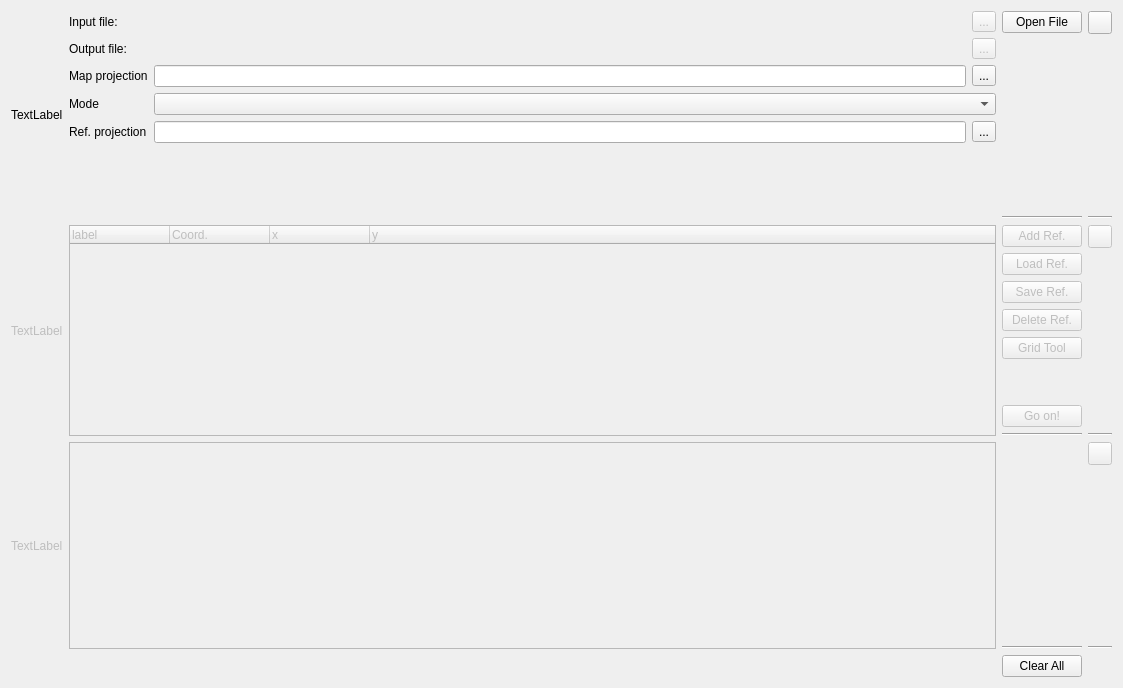
Old version of the form src/ICreateMapGeoTiff.ui in the repository ntruchsess/QLandkarteGT.
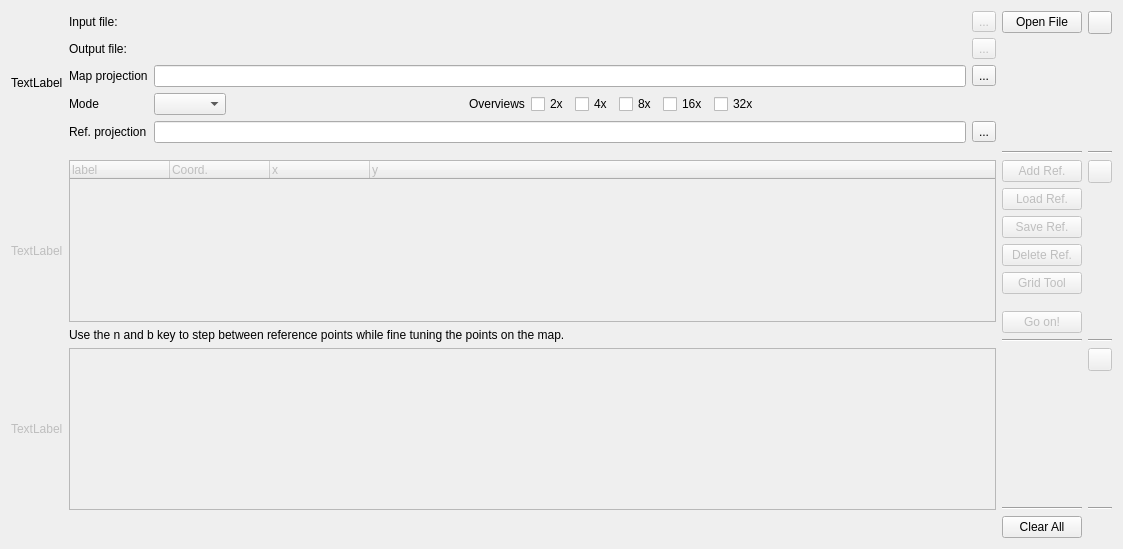
New version of the form. Custom widgets are drawn as their Qt base class.

Commit message: add n and b key to iterate over reference points

Patch:
```diff
--- a/src/ICreateMapGeoTiff.ui
+++ b/src/ICreateMapGeoTiff.ui
@@ -7,7 +7,7 @@
     <x>0</x>
     <y>0</y>
     <width>1123</width>
-    <height>688</height>
+    <height>549</height>
    </rect>
   </property>
   <property name="windowTitle">
@@ -136,9 +136,6 @@
          </property>
         </widget>
        </item>
-       <item row="3" column="1">
-        <widget class="QComboBox" name="comboMode"/>
-       </item>
        <item row="4" column="0">
         <widget class="QLabel" name="label_5">
          <property name="text">
@@ -166,6 +163,81 @@
          </item>
         </layout>
        </item>
+       <item row="3" column="1">
+        <layout class="QHBoxLayout" name="horizontalLayout_2">
+         <item>
+          <widget class="QComboBox" name="comboMode"/>
+         </item>
+         <item>
+          <spacer name="horizontalSpacer_2">
+           <property name="orientation">
+            <enum>Qt::Horizontal</enum>
+           </property>
+           <property name="sizeHint" stdset="0">
+            <size>
+             <width>40</width>
+             <height>20</height>
+            </size>
+           </property>
+          </spacer>
+         </item>
+         <item>
+          <widget class="QLabel" name="label_7">
+           <property name="text">
+            <string>Overviews</string>
+           </property>
+          </widget>
+         </item>
+         <item>
+          <widget class="QCheckBox" name="check2x">
+           <property name="text">
+            <string>2x</string>
+           </property>
+          </widget>
+         </item>
+         <item>
+          <widget class="QCheckBox" name="check4x">
+           <property name="text">
+            <string>4x</string>
+           </property>
+          </widget>
+         </item>
+         <item>
+          <widget class="QCheckBox" name="check8x">
+           <property name="text">
+            <string>8x</string>
+           </property>
+          </widget>
+         </item>
+         <item>
+          <widget class="QCheckBox" name="check16x">
+           <property name="text">
+            <string>16x</string>
+           </property>
+          </widget>
+         </item>
+         <item>
+          <widget class="QCheckBox" name="check32x">
+           <property name="text">
+            <string>32x</string>
+           </property>
+          </widget>
+         </item>
+         <item>
+          <spacer name="horizontalSpacer">
+           <property name="orientation">
+            <enum>Qt::Horizontal</enum>
+           </property>
+           <property name="sizeHint" stdset="0">
+            <size>
+             <width>40</width>
+             <height>20</height>
+            </size>
+           </property>
+          </spacer>
+         </item>
+        </layout>
+       </item>
       </layout>
      </item>
      <item>
@@ -293,6 +365,13 @@
        </column>
       </widget>
      </item>
+     <item>
+      <widget class="QLabel" name="label_6">
+       <property name="text">
+        <string>Use the n and b key to step between reference points while fine tuning the points on the map.</string>
+       </property>
+      </widget>
+     </item>
     </layout>
    </item>
    <item row="1" column="2">
```
The commit also changes 2 other files.
